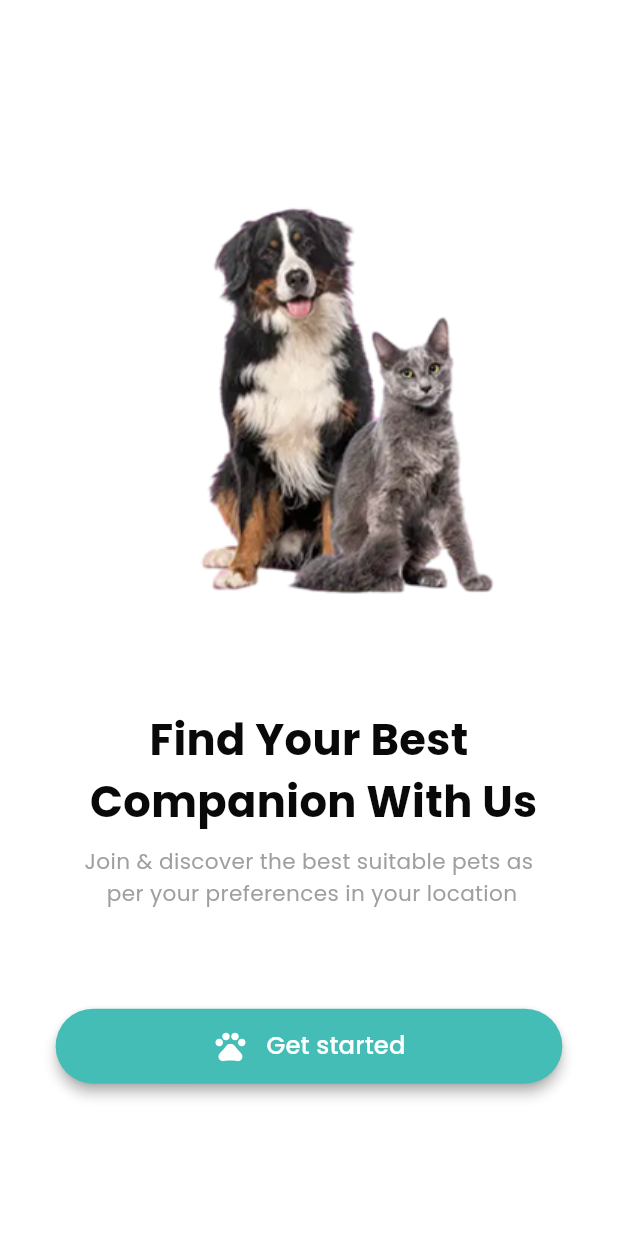
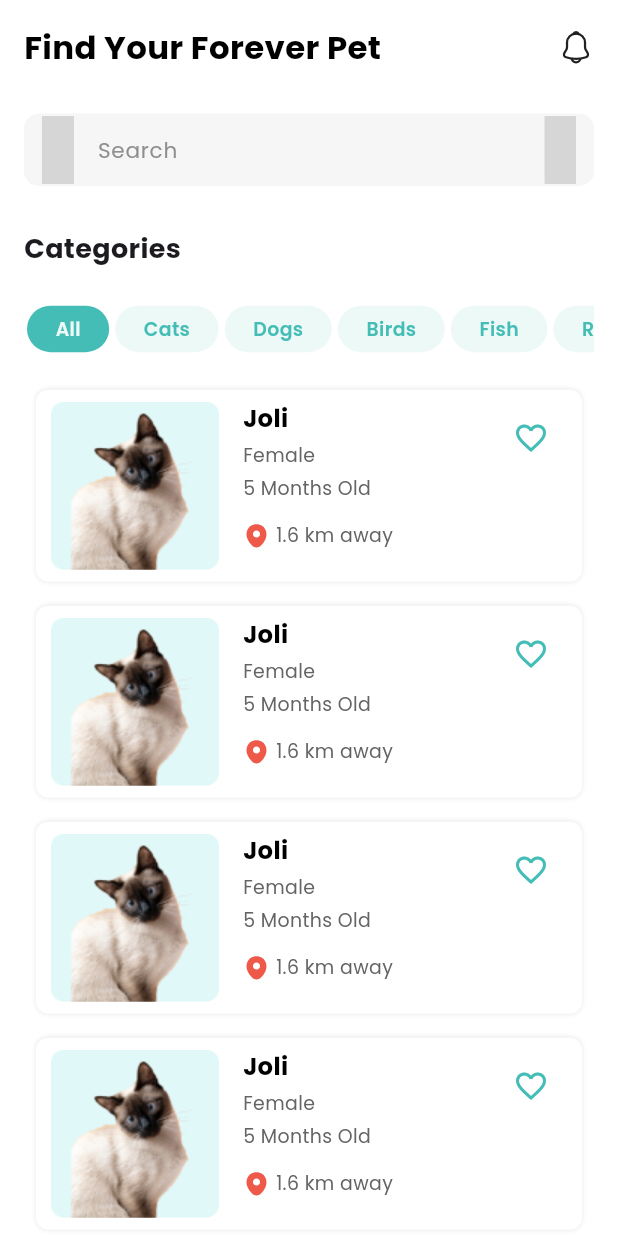
Before and after one commit to 24shrouk/cats_app, a Flutter app: the screen it shows after launch, after a tap on "Get started", on a phone screen of 412 x 824 dp. Run offline on Flutter 3.47's test engine with Material 3 defaults, Android fonts, the phone set to English and light mode, and no system bars; our stand-ins replace animate_do, device_preview, flutter_svg, google_fonts; grey boxes are pictures that could not be loaded.

Commit message:
home screen ui done without bottom navigation bar

```diff
--- /dev/null
+++ b/devtools_options.yaml
@@ -0,0 +1,3 @@
+description: This file stores settings for Dart & Flutter DevTools.
+documentation: https://docs.flutter.dev/tools/devtools/extensions#configure-extension-enablement-states
+extensions:
--- a/lib/core/constants/app_color.dart
+++ b/lib/core/constants/app_color.dart
@@ -11,4 +11,5 @@
   static const Color grey464Color = Color(0xff646464);
   static const Color greyC8CColor = Color(0xff8C8C8C);
   static const Color grey298Color = Color(0xff8B9298);
+  static const Color grey6F6Color = Color(0xffF6F6F6);
 }
--- a/lib/core/utils/app_routers.dart
+++ b/lib/core/utils/app_routers.dart
@@ -1,4 +1,5 @@
 import 'package:cats_app/core/constants/app_routes.dart';
+import 'package:cats_app/features/home/presentation/screens/pages/home_screen.dart';
 import 'package:cats_app/features/splach_and_get_started/presentation/screens/pages/get_started_screen.dart';
 import 'package:cats_app/features/splach_and_get_started/presentation/screens/pages/splach_screen.dart';
 import 'package:flutter/material.dart';
@@ -6,13 +7,17 @@ import 'package:flutter/material.dart';
 class AppRouters {
   static Route<dynamic> onGenerateRoute(RouteSettings settings) {
     switch (settings.name) {
+      case AppRoutes.splachScreen:
+        {
+          return MaterialPageRoute(builder: (_) => SplachScreen());
+        }
       case AppRoutes.getStartedScreen:
         {
           return MaterialPageRoute(builder: (_) => GetStartedScreen());
         }
-      case AppRoutes.splachScreen:
+      case AppRoutes.homeScreen:
         {
-          return MaterialPageRoute(builder: (_) => SplachScreen());
+          return MaterialPageRoute(builder: (_) => HomeScreen());
         }
 
       default:
--- /dev/null
+++ b/lib/core/widgets/custom_text_box_widget.dart
@@ -0,0 +1,87 @@
+import 'package:cats_app/core/constants/app_color.dart';
+import 'package:flutter/material.dart';
+
+class CustomTextFormFeild extends StatelessWidget {
+  CustomTextFormFeild({
+    super.key,
+    this.hint,
+    this.maxLines = 1,
+    this.onSaved,
+    this.onChanged,
+    this.suffixIcon,
+    this.prefixIcon,
+    this.enabledBorderColor,
+    this.focusedBorderColor,
+    this.obscurText = false,
+    this.controller,
+    this.validator,
+    this.hintStyle,
+    this.keyboardType,
+    this.border,
+    this.fillColor,
+  });
+
+  final double? border;
+  final String? hint;
+  final int? maxLines;
+  final void Function(String?)? onSaved;
+  final void Function(String)? onChanged;
+  final Widget? suffixIcon;
+  final Widget? prefixIcon;
+  final Color? enabledBorderColor;
+  final Color? focusedBorderColor;
+  final Color? fillColor;
+  bool obscurText;
+  TextEditingController? controller;
+  String? Function(String?)? validator;
+  TextStyle? hintStyle;
+  TextInputType? keyboardType;
+
+  @override
+  Widget build(BuildContext context) {
+    return TextFormField(
+      keyboardType: keyboardType,
+      maxLines: maxLines,
+      minLines: 1,
+      obscureText: obscurText,
+      validator: validator,
+      controller: controller,
+      onChanged: onChanged,
+      onSaved: onSaved,
+
+      cursorColor: AppColors.greyF9FColor,
+      decoration: InputDecoration(
+        fillColor: fillColor,
+        filled: true,
+        hintText: hint,
+        contentPadding: EdgeInsets.all(12),
+
+        prefixIconConstraints: BoxConstraints(maxHeight: 45, maxWidth: 45),
+        suffixIconConstraints: BoxConstraints(maxHeight: 45, maxWidth: 45),
+        hintStyle: hintStyle ?? const TextStyle(color: AppColors.greyF8FColor),
+        border: buildBorder(),
+        enabledBorder: buildBorder(enabledBorderColor),
+        focusedBorder: buildBorder(focusedBorderColor),
+        errorBorder: buildBorder(Colors.red),
+        focusedErrorBorder: buildBorder(Colors.red),
+        suffixIcon: Padding(
+          padding: const EdgeInsets.symmetric(horizontal: 12.0),
+          child: suffixIcon,
+        ),
+        prefixIcon: Padding(
+          padding: const EdgeInsets.symmetric(horizontal: 12.0),
+          child: prefixIcon,
+        ),
+      ),
+    );
+  }
+
+  OutlineInputBorder buildBorder([color]) {
+    return OutlineInputBorder(
+      borderRadius: border == null
+          ? BorderRadius.circular(10)
+          : BorderRadius.circular(border!),
+      borderSide: BorderSide(color: color ?? AppColors.grey6F6Color),
+    );
+  }
+}
--- /dev/null
+++ b/lib/features/home/presentation/screens/pages/home_screen.dart
@@ -0,0 +1,94 @@
+import 'package:cats_app/core/constants/app_color.dart';
+import 'package:cats_app/core/constants/app_icons.dart';
+import 'package:cats_app/core/constants/app_images.dart';
+import 'package:cats_app/core/constants/app_styles.dart';
+import 'package:cats_app/core/widgets/custom_text_box_widget.dart';
+import 'package:cats_app/features/home/presentation/screens/widgets/animal_container_widget.dart';
+import 'package:cats_app/features/home/presentation/screens/widgets/category_container_widget.dart';
+import 'package:flutter/material.dart';
+import 'package:flutter_svg/svg.dart';
+
+class HomeScreen extends StatefulWidget {
+  const HomeScreen({super.key});
+
+  @override
+  State<HomeScreen> createState() => _HomeScreenState();
+}
+
+class _HomeScreenState extends State<HomeScreen> {
+  final List categories = ['All', 'Cats', 'Dogs', 'Birds', 'Fish', 'Reptiles'];
+  int selectedIndex = 0;
+  @override
+  Widget build(BuildContext context) {
+    Size size = MediaQuery.of(context).size;
+    return Scaffold(
+      backgroundColor: AppColors.whiteColor,
+      body: SafeArea(
+        child: SingleChildScrollView(
+          padding: EdgeInsets.all(16),
+          child: Column(
+            crossAxisAlignment: CrossAxisAlignment.start,
+            children: [
+              Row(
+                mainAxisAlignment: MainAxisAlignment.spaceBetween,
+                children: [
+                  Text(
+                    'Find Your Forever Pet',
+                    style: AppStyles.font24Bold(
+                      context,
+                    ).copyWith(color: AppColors.blackColor),
+                  ),
+                  SvgPicture.asset(AppIcons.notificationIcon),
+                ],
+              ),
+              SizedBox(height: size.height * 0.035),
+              CustomTextFormFeild(
+                hint: 'Search',
+                hintStyle: AppStyles.font16Regular(
+                  context,
+                ).copyWith(color: AppColors.greyF8FColor),
+                fillColor: AppColors.grey6F6Color,
+                suffixIcon: SvgPicture.asset(AppIcons.fiterationIcon),
+
+                prefixIcon: SvgPicture.asset(AppIcons.searchIcon),
+              ),
+              SizedBox(height: size.height * 0.035),
+              Text('Categories', style: AppStyles.font20Bold(context)),
+              SizedBox(height: size.height * 0.028),
+              SizedBox(
+                height: 35,
+                child: ListView.builder(
+                  shrinkWrap: true,
+                  scrollDirection: Axis.horizontal,
+                  itemCount: categories.length,
+                  itemBuilder: (context, index) {
+                    return CategoryContainerWidget(
+                      isSelected: selectedIndex == index,
+                      onTap: () {
+                        setState(() => selectedIndex = index);
+                      },
+                      text: categories[index],
+                    );
+                  },
+                ),
+              ),
+              SizedBox(height: 15),
+              ListView.builder(
+                shrinkWrap: true,
+                physics: NeverScrollableScrollPhysics(),
+                scrollDirection: Axis.vertical,
+                itemCount: 5,
+                itemBuilder: (context, _) => AnimalContainerWidget(
+                  name: 'Joli',
+                  location: '1.6 km away',
+                  gender: 'Female',
+                  age: '5 Months Old',
+                ),
+              ),
+            ],
+          ),
+        ),
+      ),
+    );
+  }
+}
--- /dev/null
+++ b/lib/features/home/presentation/screens/widgets/animal_container_widget.dart
@@ -0,0 +1,90 @@
+import 'package:cats_app/core/constants/app_color.dart';
+import 'package:cats_app/core/constants/app_icons.dart';
+import 'package:cats_app/core/constants/app_images.dart';
+import 'package:cats_app/core/constants/app_styles.dart';
+import 'package:flutter/material.dart';
+import 'package:flutter_svg/svg.dart';
+
+class AnimalContainerWidget extends StatelessWidget {
+  const AnimalContainerWidget({
+    super.key,
+    required this.name,
+    required this.gender,
+    required this.age,
+    required this.location,
+  });
+  final String name;
+  final String gender;
+  final String age;
+  final String location;
+
+  @override
+  Widget build(BuildContext context) {
+    return Container(
+      margin: EdgeInsets.all(8),
+      padding: EdgeInsets.symmetric(horizontal: 10, vertical: 8),
+      decoration: BoxDecoration(
+        color: AppColors.whiteColor,
+        borderRadius: BorderRadius.circular(8),
+        boxShadow: [
+          BoxShadow(
+            color: const Color.fromARGB(255, 232, 231, 231),
+            blurRadius: 2,
+          ),
+        ],
+      ),
+      child: Row(
+        spacing: 16,
+        crossAxisAlignment: CrossAxisAlignment.start,
+        children: [
+          ClipRRect(
+            borderRadius: BorderRadiusGeometry.circular(8),
+            child: Image.asset(AppImages.animalImage),
+          ),
+          Column(
+            spacing: 4,
+            crossAxisAlignment: CrossAxisAlignment.start,
+            children: [
+              Text(
+                name,
+                style: AppStyles.font18Bold(
+                  context,
+                ).copyWith(color: AppColors.blackColor),
+              ),
+              Text(
+                gender,
+                style: AppStyles.font14Regular(
+                  context,
+                ).copyWith(color: AppColors.grey464Color),
+              ),
+              Text(
+                age,
+                style: AppStyles.font14Regular(
+                  context,
+                ).copyWith(color: AppColors.grey464Color),
+              ),
+              SizedBox(height: 5),
+              Row(
+                spacing: 4,
+                children: [
+                  SvgPicture.asset(AppIcons.locationIcon),
+                  Text(
+                    location,
+                    style: AppStyles.font14Regular(
+                      context,
+                    ).copyWith(color: AppColors.grey464Color),
+                  ),
+                ],
+              ),
+            ],
+          ),
+          Spacer(),
+          IconButton(
+            onPressed: () {},
+            icon: Icon(Icons.favorite_border, color: AppColors.primaryColor),
+          ),
+        ],
+      ),
+    );
+  }
+}
--- /dev/null
+++ b/lib/features/home/presentation/screens/widgets/category_container_widget.dart
@@ -0,0 +1,40 @@
+import 'package:cats_app/core/constants/app_color.dart';
+import 'package:cats_app/core/constants/app_styles.dart';
+import 'package:flutter/material.dart';
+
+class CategoryContainerWidget extends StatelessWidget {
+  const CategoryContainerWidget({
+    super.key,
+    required this.onTap,
+    required this.text,
+    required this.isSelected,
+  });
+  final Function() onTap;
+  final String text;
+  final bool isSelected;
+
+  @override
+  Widget build(BuildContext context) {
+    return GestureDetector(
+      onTap: onTap,
+      child: Container(
+        margin: EdgeInsets.all(2),
+        padding: EdgeInsets.symmetric(horizontal: 19, vertical: 7),
+        decoration: BoxDecoration(
+          borderRadius: BorderRadius.circular(100),
+          color: isSelected == true
+              ? AppColors.primaryColor
+              : AppColors.green9F7Color,
+        ),
+        child: Text(
+          text,
+          style: AppStyles.font14SemiBold(context).copyWith(
+            color: isSelected == true
+                ? AppColors.green9F7Color
+                : AppColors.primaryColor,
+          ),
+        ),
+      ),
+    );
+  }
+}
--- a/lib/features/splach_and_get_started/presentation/screens/pages/get_started_screen.dart
+++ b/lib/features/splach_and_get_started/presentation/screens/pages/get_started_screen.dart
@@ -1,6 +1,7 @@
 import 'package:cats_app/core/constants/app_color.dart';
 import 'package:cats_app/core/constants/app_icons.dart';
 import 'package:cats_app/core/constants/app_images.dart';
+import 'package:cats_app/core/constants/app_routes.dart';
 import 'package:cats_app/core/constants/app_styles.dart';
 import 'package:cats_app/core/widgets/custom_elevated_button_widget.dart';
 import 'package:flutter/material.dart';
@@ -37,7 +38,9 @@ class GetStartedScreen extends StatelessWidget {
           CustomElevatedButton(
             iconPath: AppIcons.getStartedIcon,
             title: 'Get started',
-            onPressed: () {},
+            onPressed: () {
+              Navigator.pushReplacementNamed(context, AppRoutes.homeScreen);
+            },
           ),
         ],
       ),
```
